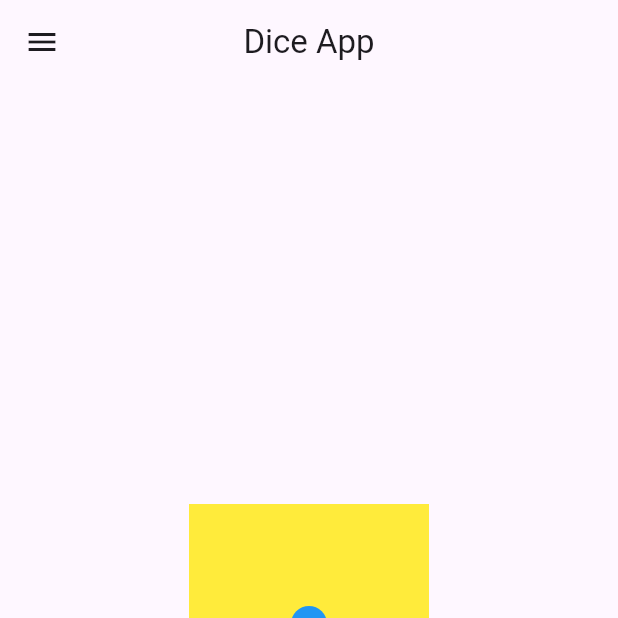
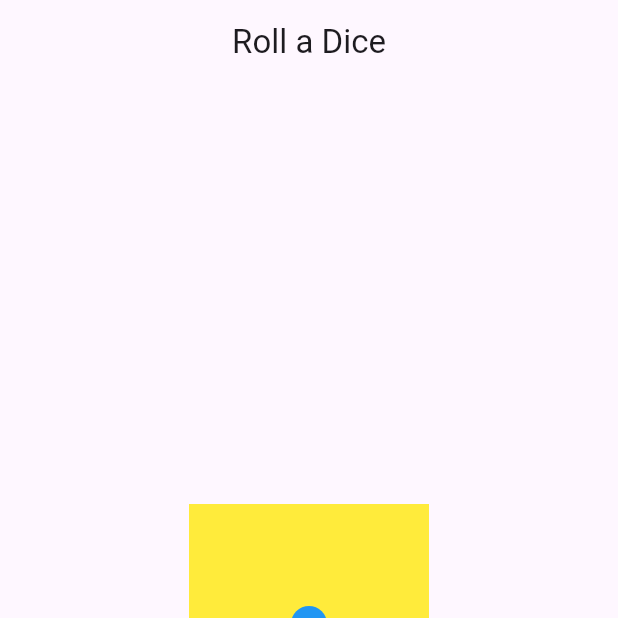
Before and after one commit to phashish/flutter_course_dice, a Flutter app: the screen it shows after launch, on a phone screen of 412 x 824 dp, the top half of it. Run offline on Flutter 3.47's test engine with Material 3 defaults, Android fonts, the phone set to English and light mode, and no system bars.

```diff
--- a/lib/main.dart
+++ b/lib/main.dart
@@ -13,8 +13,8 @@ class MainApp extends StatelessWidget {
     return MaterialApp(
       home: Scaffold(
         appBar: AppBar(
-          leading: const Icon(Icons.menu),
-          title: const Text('Dice App'),
+          // leading: const Icon(Icons.menu),
+          title: const Text('Roll a Dice'),
           centerTitle: true,
         ),
         body: const DiceWidget(),
```
Also changed, not shown: 2 other files.
